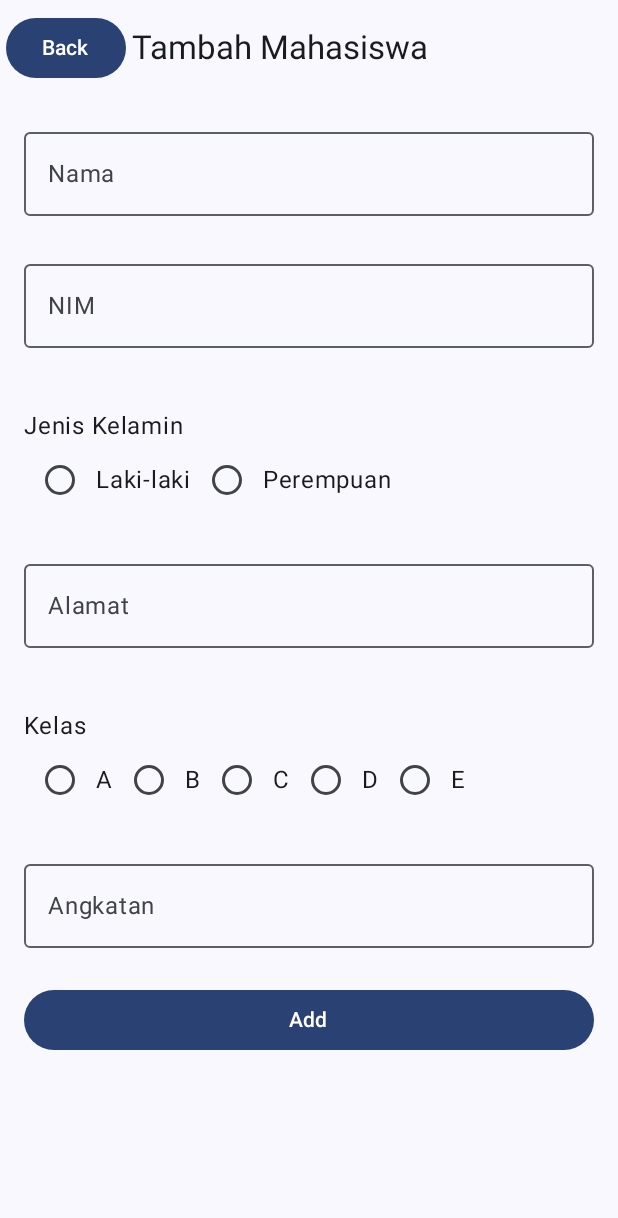
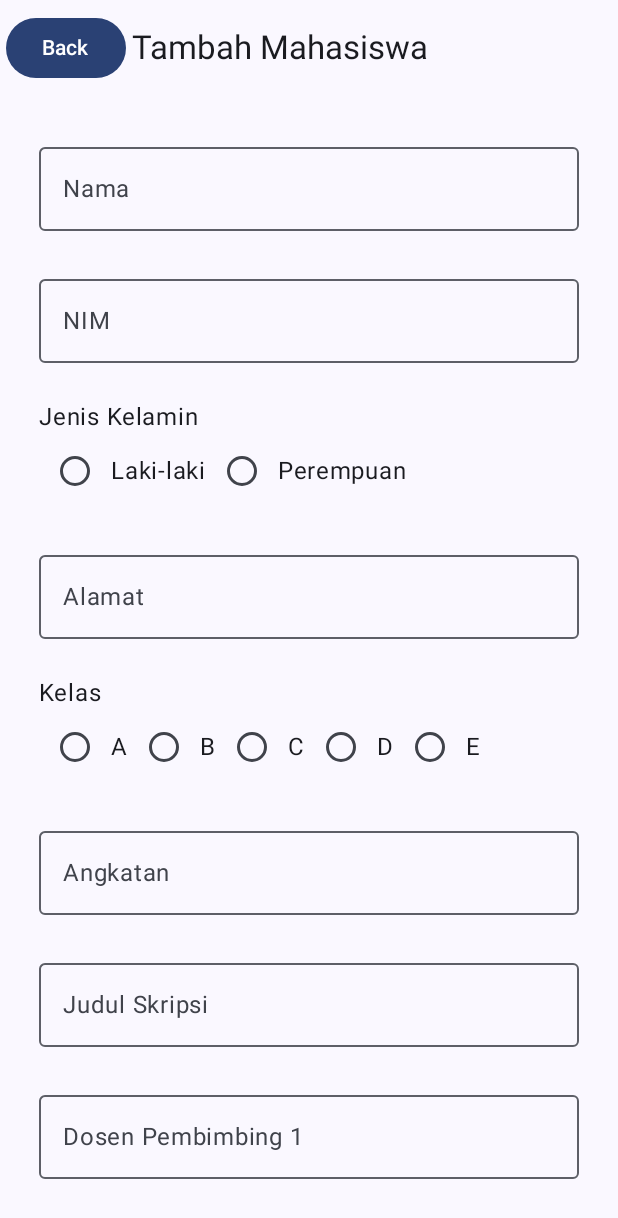
Before and after one commit to iffa28/QuestFirebase_092, an Android app built with Jetpack Compose: the screen it shows after launch (MainActivity), after a tap on "Add Mahasiswa", on a phone screen of 412 x 824 dp. Shown: the top 1218 px of the screen. Run offline under Robolectric (Android 15) with nearby library versions, the phone set to English and light mode, and no system bars; our stand-ins replace Firebase (no records; nobody signed in at launch, a user with empty details on screens opened directly).

Commit message:
menambahkan field untuk judul_skripsi,dospemsatu dan dospemdua. dan membuat halaman input lazy sehingga bisa di scroll

```diff
--- a/app/src/main/java/com/example/project_firebase/ui/view/InsertView.kt
+++ b/app/src/main/java/com/example/project_firebase/ui/view/InsertView.kt
@@ -2,6 +2,7 @@ package com.example.project_firebase.ui.view
 
 import androidx.compose.foundation.layout.Arrangement
 import androidx.compose.foundation.layout.Column
+import androidx.compose.foundation.layout.PaddingValues
 import androidx.compose.foundation.layout.Row
 import androidx.compose.foundation.layout.Spacer
 import androidx.compose.foundation.layout.fillMaxSize
@@ -9,6 +10,8 @@ import androidx.compose.foundation.layout.fillMaxWidth
 import androidx.compose.foundation.layout.height
 import androidx.compose.foundation.layout.padding
 import androidx.compose.foundation.layout.size
+import androidx.compose.foundation.lazy.LazyColumn
+import androidx.compose.foundation.lazy.items
 import androidx.compose.foundation.text.KeyboardOptions
 import androidx.compose.material3.Button
 import androidx.compose.material3.CircularProgressIndicator
@@ -30,6 +33,7 @@ import androidx.compose.ui.graphics.Color
 import androidx.compose.ui.text.input.KeyboardType
 import androidx.compose.ui.unit.dp
 import androidx.lifecycle.viewmodel.compose.viewModel
+import com.example.project_firebase.model.Mahasiswa
 import com.example.project_firebase.ui.customWidget.CustomTopAppBar
 import com.example.project_firebase.ui.viewModel.FormErrorState
 import com.example.project_firebase.ui.viewModel.FormState
@@ -93,7 +97,7 @@ fun InsertMhsView(
         Column(modifier = Modifier
             .fillMaxSize()
             .padding(padding)
-            .padding(16.dp)
+            .padding(10.dp)
             )
         {
             InsertBodyMhs(
@@ -103,7 +107,8 @@ fun InsertMhsView(
                     viewModel.updateState(updatedEvent)
                 },
                 onCLick = {
-                    if (viewModel.validateFields()) {
+                    if (viewModel.validateFields())
+                    {
                         viewModel.insertMhs()
                         //onNavigate
                     }
@@ -113,7 +118,6 @@ fun InsertMhsView(
         }
 
     }
-
 }
 
 @Composable
@@ -124,11 +128,10 @@ fun InsertBodyMhs(
     onCLick: () -> Unit,
     homeUiState: FormState
 ) {
-    Column(
-        modifier = modifier.fillMaxWidth(),
-        verticalArrangement = Arrangement.Center,
-        horizontalAlignment = Alignment.CenterHorizontally
-    ) {
+    LazyColumn(modifier = modifier,
+        contentPadding = PaddingValues(16.dp),
+        verticalArrangement = Arrangement.spacedBy(16.dp))
+    { items(listOf(uiState)){
         FormMahasiswa(
             mahasiswaEvent = uiState.insertUiEvent,
             onValueChange = onValueChange,
@@ -152,6 +155,7 @@ fun InsertBodyMhs(
                 Text("Add")
             }
         }
+    }
     }
 }
 
@@ -198,7 +202,6 @@ fun FormMahasiswa(
             text = errorState.nim ?: "",
             color = Color.Red
         )
-        Spacer(modifier = Modifier.height(16.dp))
 
         Text(text = "Jenis Kelamin")
         Row(modifier = Modifier.fillMaxWidth()
@@ -243,8 +246,6 @@ fun FormMahasiswa(
             color = Color.Red
         )
 
-        Spacer(modifier = Modifier.height(16.dp))
-
         Text(text = "Kelas")
         Row {
             kelas.forEach { kelas ->
@@ -283,6 +284,51 @@ fun FormMahasiswa(
             color = Color.Red
         )
 
+        OutlinedTextField(
+            modifier = Modifier.fillMaxWidth(),
+            value = mahasiswaEvent.judul_skripsi,
+            onValueChange = {
+                onValueChange(mahasiswaEvent.copy(judul_skripsi = it))
+            },
+            label = { Text("Judul Skripsi")},
+            isError = errorState.judul_skripsi != null,
+            placeholder = {Text("Masukkan Judul Skripsi")}
+        )
+        Text(
+            text = errorState.judul_skripsi ?: "",
+            color = Color.Red
+        )
+
+        OutlinedTextField(
+            modifier = Modifier.fillMaxWidth(),
+            value = mahasiswaEvent.dospemsatu,
+            onValueChange = {
+                onValueChange(mahasiswaEvent.copy(dospemsatu = it))
+            },
+            label = { Text("Dosen Pembimbing 1")},
+            isError = errorState.dospemsatu != null,
+            placeholder = {Text("Masukkan Dosen Pembimbing 1")}
+        )
+        Text(
+            text = errorState.dospemsatu ?: "",
+            color = Color.Red
+        )
+
+        OutlinedTextField(
+            modifier = Modifier.fillMaxWidth(),
+            value = mahasiswaEvent.dospemdua,
+            onValueChange = {
+                onValueChange(mahasiswaEvent.copy(dospemdua = it))
+            },
+            label = { Text("Dosen Pembimbing 2")},
+            isError = errorState.dospemdua != null,
+            placeholder = {Text("Masukkan Dosen Pembimbing 2")}
+        )
+        Text(
+            text = errorState.dospemdua ?: "",
+            color = Color.Red
+        )
+
     }
 
 }
```
